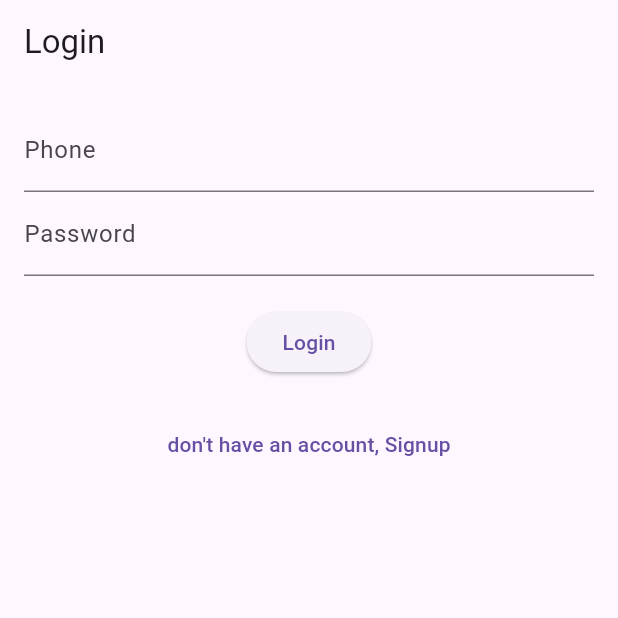
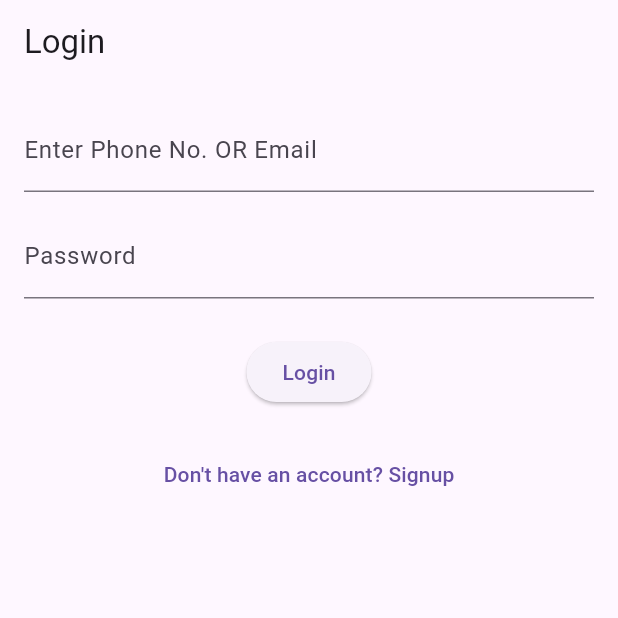
Before and after one commit to pranav-9529/WSA, a Flutter app: the screen it shows after launch, on a phone screen of 412 x 824 dp, the top half of it. Run offline on Flutter 3.47's test engine with Material 3 defaults, Android fonts, the light colour scheme and no system bars.

Commit message:
all done

```diff
--- a/safecircle/lib/demo/api_service.dart
+++ b/safecircle/lib/demo/api_service.dart
@@ -2,7 +2,7 @@ import 'dart:convert';
 import 'package:http/http.dart' as http;
 
 class ApiService {
-  static const String baseUrl = "https://wsa-1.onrender.com"; // CHANGE THIS
+  static const String baseUrl = "https://wsa-1.onrender.com";
 
   // Signup API
   static Future<Map<String, dynamic>> signup(
@@ -29,9 +29,10 @@ class ApiService {
     return jsonDecode(response.body);
   }
 
-  // Login API
+  // Login API (email OR phone)
   static Future<Map<String, dynamic>> login(
     String phone,
+    String email,
     String password,
   ) async {
     final url = Uri.parse("$baseUrl/api/auth/login");
@@ -39,7 +40,7 @@ class ApiService {
     final response = await http.post(
       url,
       headers: {"Content-Type": "application/json"},
-      body: jsonEncode({"phone": phone, "password": password}),
+      body: jsonEncode({"phone": phone, "email": email, "password": password}),
     );
 
     return jsonDecode(response.body);
--- a/safecircle/lib/demo/login_page.dart
+++ b/safecircle/lib/demo/login_page.dart
@@ -9,7 +9,8 @@ class LoginPage extends StatefulWidget {
 }
 
 class _LoginPageState extends State<LoginPage> {
-  final phoneController = TextEditingController();
+  final loginController =
+      TextEditingController(); // single field for email/phone
   final passwordController = TextEditingController();
 
   bool loading = false;
@@ -17,10 +18,20 @@ class _LoginPageState extends State<LoginPage> {
   void loginUser() async {
     setState(() => loading = true);
 
-    final res = await ApiService.login(
-      phoneController.text,
-      passwordController.text,
-    );
+    String input = loginController.text.trim();
+    String password = passwordController.text.trim();
+
+    // Identify input: phone or email
+    String email = "";
+    String phone = "";
+
+    if (input.contains("@")) {
+      email = input; // it's email
+    } else {
+      phone = input; // it's phone
+    }
+
+    final res = await ApiService.login(phone, email, password);
 
     setState(() => loading = false);
 
@@ -42,16 +53,19 @@ class _LoginPageState extends State<LoginPage> {
         child: Column(
           children: [
             TextField(
-              controller: phoneController,
-              decoration: InputDecoration(labelText: "Phone"),
+              controller: loginController,
+              decoration: InputDecoration(
+                labelText: "Enter Phone No. OR Email",
+              ),
             ),
+            SizedBox(height: 15),
             TextField(
               controller: passwordController,
               decoration: InputDecoration(labelText: "Password"),
               obscureText: true,
             ),
+            SizedBox(height: 25),
 
-            SizedBox(height: 20),
             loading
                 ? CircularProgressIndicator()
                 : ElevatedButton(onPressed: loginUser, child: Text("Login")),
@@ -64,7 +78,7 @@ class _LoginPageState extends State<LoginPage> {
                   MaterialPageRoute(builder: (context) => SignupPage()),
                 );
               },
-              child: Text("don't have an account, Signup"),
+              child: Text("Don't have an account? Signup"),
             ),
           ],
         ),
```
Also changed, not shown: 1 other file.
